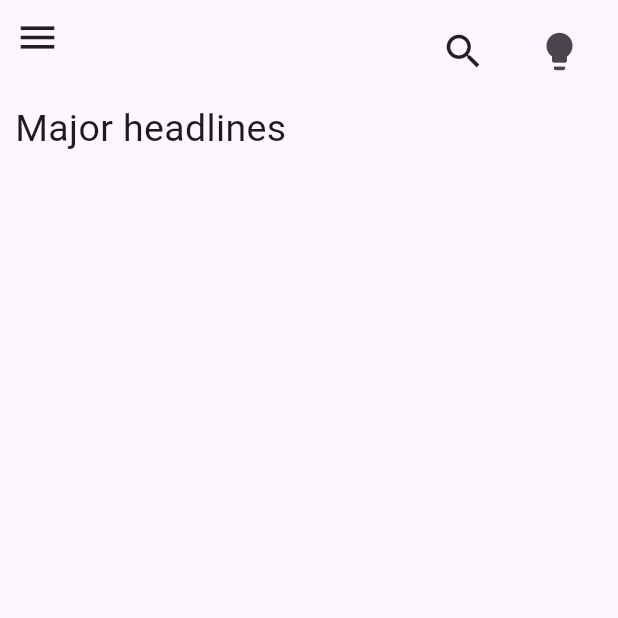
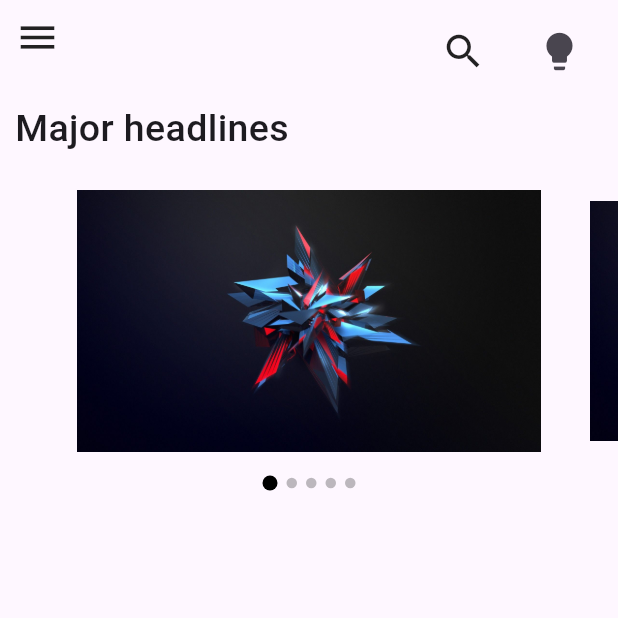
Before and after one commit to anthonyarinze/flutter-news-aggregator, a Flutter app: the screen it shows after launch, on a phone screen of 412 x 824 dp, the top half of it. Run offline on Flutter 3.47's test engine with Material 2 defaults, Android fonts, the phone set to English and light mode, and no system bars.

Commit message:
Carousel Slider

```diff
--- a/lib/components/headlines_card.dart
+++ b/lib/components/headlines_card.dart
@@ -1,21 +1,29 @@
 import 'package:flutter/material.dart';
 
 class MajorHeadlines extends StatelessWidget {
-  final dynamic images;
-  final dynamic index;
-  final dynamic active;
-  const MajorHeadlines({super.key, this.images, this.index, this.active});
+  final ImageProvider images;
+  final int index;
+  final bool active;
+  const MajorHeadlines({
+    super.key,
+    required this.images,
+    required this.index,
+    required this.active,
+  });
 
   @override
   Widget build(BuildContext context) {
+    var size = MediaQuery.of(context).size;
     double margin = active ? 10 : 20;
     return AnimatedContainer(
+      width: size.width / 1.2,
+      height: size.height / 3.5,
       duration: const Duration(milliseconds: 500),
       curve: Curves.easeInOutCubic,
       margin: EdgeInsets.all(margin),
       decoration: BoxDecoration(
         image: DecorationImage(
-          image: images[index],
+          image: images,
         ),
       ),
     );
--- a/lib/main.dart
+++ b/lib/main.dart
@@ -23,9 +23,7 @@ class MyApp extends StatelessWidget {
             theme: ThemeData.light(useMaterial3: true),
             darkTheme: ThemeData.dark(),
             themeMode: themeProvider.currentTheme,
-            home: const Scaffold(
-              body: HomePage(),
-            ),
+            home: const HomePage(),
           );
         },
       ),
--- a/lib/pages/home_page.dart
+++ b/lib/pages/home_page.dart
@@ -1,4 +1,5 @@
 import 'package:flutter/material.dart';
+import 'package:news_aggregator/components/headlines_card.dart';
 import 'package:news_aggregator/provider/theme_provider.dart';
 import 'package:provider/provider.dart';
 
@@ -10,6 +11,22 @@ class HomePage extends StatefulWidget {
 }
 
 class _HomePageState extends State<HomePage> {
+  late PageController _pageController;
+  int activePage = 0;
+  final List<String> imgList = [
+    "images/star.jpg",
+    "images/star.jpg",
+    "images/star.jpg",
+    "images/star.jpg",
+    "images/star.jpg",
+  ];
+
+  @override
+  void initState() {
+    super.initState();
+    _pageController = PageController(viewportFraction: 0.8);
+  }
+
   @override
   Widget build(BuildContext context) {
     final themeProvider = Provider.of<ThemeProvider>(context, listen: false);
@@ -59,9 +76,39 @@ class _HomePageState extends State<HomePage> {
                   padding: EdgeInsets.only(left: 10.0, bottom: 10.0),
                   child: Text(
                     "Major headlines",
-                    style: TextStyle(fontSize: 25),
+                    style: TextStyle(fontSize: 25, fontWeight: FontWeight.w500),
                   ),
                 ),
+              ),
+              Column(
+                children: [
+                  SizedBox(
+                    height: 200,
+                    width: MediaQuery.of(context).size.width,
+                    child: PageView.builder(
+                      itemCount: imgList.length,
+                      pageSnapping: true,
+                      controller: _pageController,
+                      onPageChanged: (page) {
+                        setState(() {
+                          activePage = page;
+                        });
+                      },
+                      itemBuilder: (context, index) {
+                        bool active = index == activePage;
+                        return MajorHeadlines(
+                          images: AssetImage(imgList.first),
+                          index: index,
+                          active: active,
+                        );
+                      },
+                    ),
+                  ),
+                  Row(
+                    mainAxisAlignment: MainAxisAlignment.center,
+                    children: indicators(imgList.length, activePage),
+                  ),
+                ],
               ),
             ],
           ),
@@ -71,7 +118,29 @@ class _HomePageState extends State<HomePage> {
   }
 }
 
-List<Widget> indicators(imageLength, currentIndex) {
+List<Widget> indicators(int imageLength, int currentIndex) {
+  const int maxVisibleIndicators = 5;
+  final int visibleIndicators =
+      imageLength > maxVisibleIndicators ? maxVisibleIndicators : imageLength;
+
+  return List<Widget>.generate(visibleIndicators, (index) {
+    final int relativeIndex = imageLength - visibleIndicators + index;
+
+    return AnimatedContainer(
+      duration: const Duration(milliseconds: 500),
+      curve: Curves.ease,
+      margin: const EdgeInsets.all(3.0),
+      width: currentIndex == relativeIndex ? 10 : 7,
+      height: currentIndex == relativeIndex ? 10 : 7,
+      decoration: BoxDecoration(
+        color: currentIndex == relativeIndex ? Colors.black : Colors.black26,
+        shape: BoxShape.circle,
+      ),
+    );
+  });
+}
+
+List<Widget> indicatorss(imageLength, currentIndex) {
   return List<Widget>.generate(imageLength, (index) {
     return AnimatedContainer(
       duration: const Duration(milliseconds: 500),
```
Also changed, not shown: pubspec.yaml (+4 -46 lines), images/star.jpg (added).
